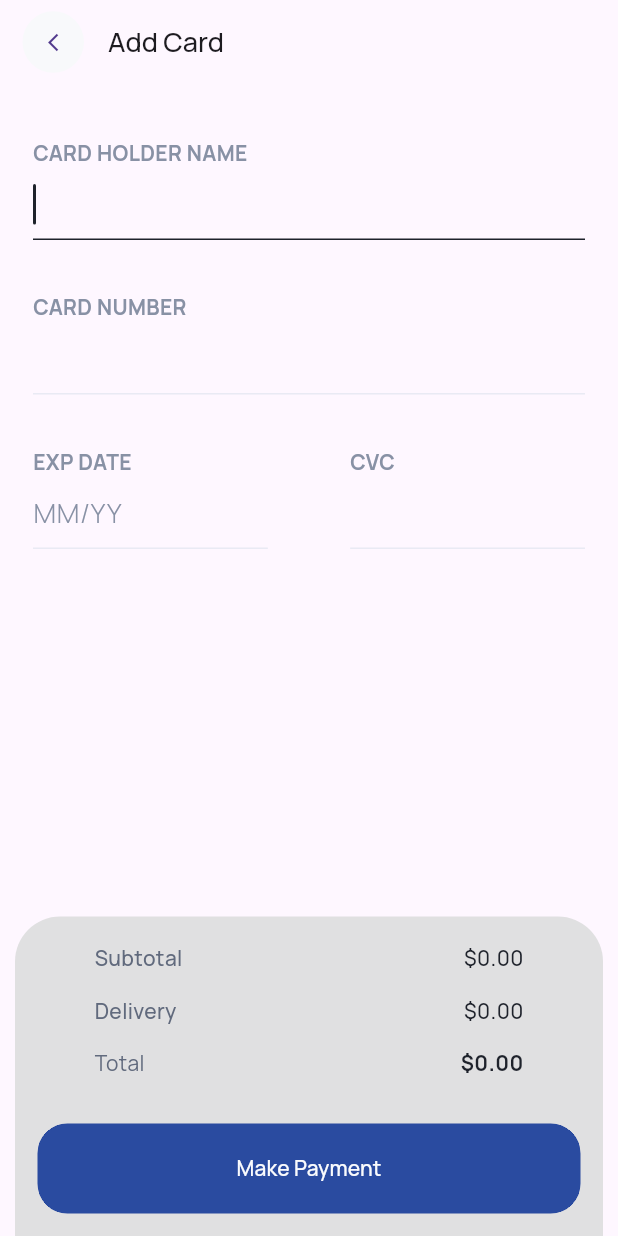
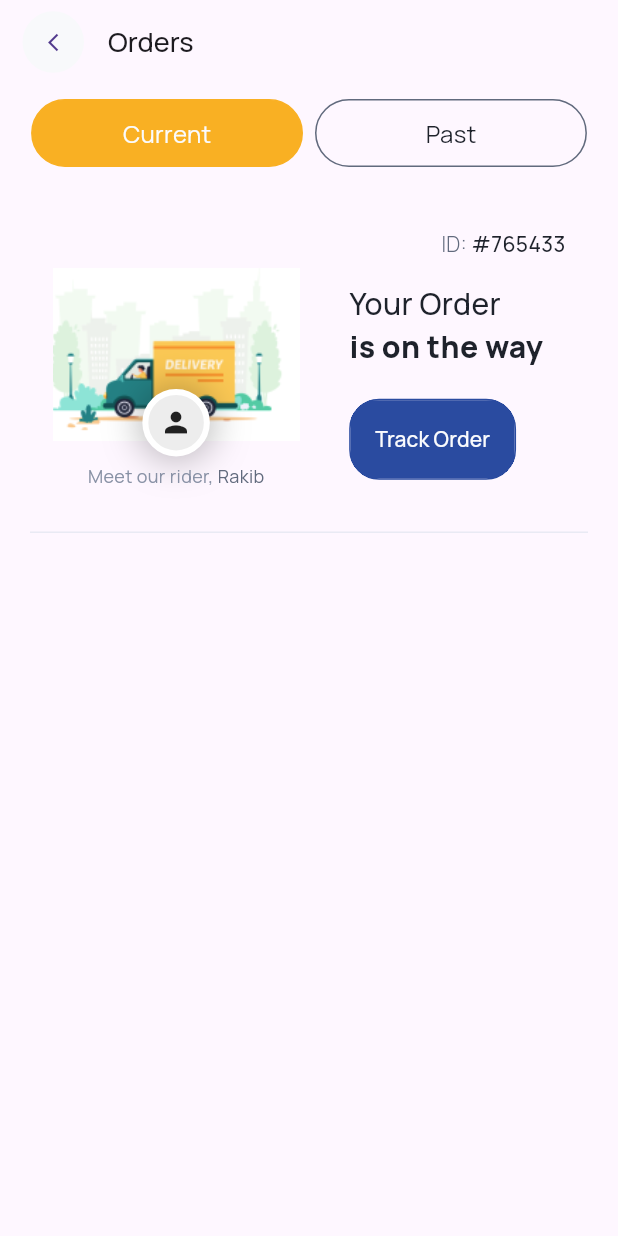
Before and after one commit to JazebJaved468/shop_app_flutter, a Flutter app: the screen it shows after launch, on a phone screen of 412 x 824 dp. Run offline on Flutter 3.47's test engine with Material 2 defaults, Android fonts, the phone set to English and light mode, and no system bars; our stand-ins replace flutter_svg, font_awesome_flutter, lottie, smooth_page_indicator; missing offline and left inert: dart:ffi, r_dotted_line_border.

Commit message:
Order Screen Done

```diff
--- a/lib/data/data.dart
+++ b/lib/data/data.dart
@@ -3375,6 +3375,32 @@ class PersonalInfo {
       'address': "Medical road, Halal lab, Sunamganj",
     },
   ];
+  static List orders = [
+    {
+      'type': 'Current',
+      'orders': [
+        {
+          'id': 765433,
+          'items': [
+            {
+              'shopIndex': 0,
+              'filterIndex': 0,
+              'productIndex': 4,
+              'name': "Bananas",
+              'price': 7.90,
+              'imgPath':
+                  'https://encrypted-tbn0.gstatic.com/images?q=tbn:ANd9GcTCGcMjfGiON-64zr0YZw0cjqags4xBLOE8zg&usqp=CAU',
+              'quantity': 2,
+            },
+          ],
+        },
+      ],
+    },
+    {
+      'type': 'Past',
+      'orders': [],
+    }
+  ];
 }
 
 class Selection {
@@ -3385,6 +3411,8 @@ class Selection {
   static int productIndex = 0;
   static int cartItemIndex = 0;
   static int addressIndex = 0;
+  static int orderFilter = 0;
+  static List? tempOrderFilterData = PersonalInfo.orders[0]['order'];
 }
 
 
--- a/lib/main.dart
+++ b/lib/main.dart
@@ -1,4 +1,5 @@
 import 'package:flutter/material.dart';
+import 'package:shopping_app/screens/orderScreen/order_screen.dart';
 import 'package:shopping_app/screens/paymentScreen/payment_screen.dart';
 import 'package:shopping_app/screens/addressScreen/address_screen.dart';
 import 'package:shopping_app/screens/cartScreen/cart_screen.dart';
@@ -26,7 +27,7 @@ class MyApp extends StatelessWidget {
         fontFamily: "Manrope",
         useMaterial3: true,
       ),
-      home: const PaymentScreen(),
+      home: const OrderScreen(),
     );
   }
 }
--- a/lib/screens/PaymentScreen/payment_screen.dart
+++ b/lib/screens/PaymentScreen/payment_screen.dart
@@ -1,6 +1,7 @@
 import 'package:flutter/material.dart';
 import 'package:lottie/lottie.dart';
 import 'package:shopping_app/constants/global_constants.dart';
+import 'package:shopping_app/screens/orderScreen/order_screen.dart';
 import 'package:shopping_app/screens/paymentScreen/constants/payment_screen_constants.dart';
 import 'package:shopping_app/screens/addressScreen/address_screen.dart';
 import 'package:shopping_app/widgets/custom_bill_sheet.dart';
@@ -290,7 +291,7 @@ class _PaymentScreenState extends State<PaymentScreen> {
               Future.delayed(Duration(seconds: 4), () {
                 Navigator.of(context).pushReplacement(
                   MaterialPageRoute(
-                      builder: (BuildContext context) => AddressScreen()),
+                      builder: (BuildContext context) => OrderScreen()),
                 );
               });
             },
--- /dev/null
+++ b/lib/screens/orderScreen/order_screen.dart
@@ -0,0 +1,419 @@
+import 'dart:ffi';
+
+import 'package:flutter/material.dart';
+import 'package:flutter_svg/svg.dart';
+import 'package:shopping_app/data/data.dart';
+import 'package:shopping_app/widgets/custom_main_button.dart';
+
+import '../../constants/global_constants.dart';
+import '../../widgets/custom_back_button.dart';
+import '../trackOrderScreen/track_order_screen.dart';
+
+class OrderScreen extends StatefulWidget {
+  const OrderScreen({super.key});
+
+  @override
+  State<OrderScreen> createState() => _OrderScreenState();
+}
+
+class _OrderScreenState extends State<OrderScreen> {
+  updateSelectedOrderFilterIndex(index) {
+    Selection.orderFilter = index;
+  }
+
+  updateTempListData() {
+    Selection.tempOrderFilterData =
+        PersonalInfo.orders[Selection.orderFilter]['order'];
+
+    setState(() {});
+  }
+
+  @override
+  Widget build(BuildContext context) {
+    // Media Queries
+    double mediaWidth = MediaQuery.of(context).size.width;
+    double mediaHeight = MediaQuery.of(context).size.height;
+
+    return Scaffold(
+      //title
+      appBar: AppBar(
+        leading: CustomBackButton(),
+        title: Text(
+          "Orders",
+          style: const TextStyle(
+            fontSize: 18,
+            fontWeight: FontWeight.w500,
+          ),
+        ),
+      ),
+
+      //body
+      body: Column(
+        children: [
+          //Filter
+          Container(
+            margin: EdgeInsets.only(
+              top: 10,
+              bottom: 20,
+            ),
+            child: Row(
+              mainAxisAlignment: MainAxisAlignment.center,
+              children: [
+                //Current
+                GestureDetector(
+                  onTap: () {
+                    updateSelectedOrderFilterIndex(0);
+                    updateTempListData();
+                  },
+                  child: Container(
+                    width: mediaWidth * 0.44,
+                    height: mediaHeight * 0.055,
+                    padding:
+                        const EdgeInsets.symmetric(vertical: 7, horizontal: 15),
+                    decoration: BoxDecoration(
+                      border: Border.all(
+                        color: Selection.orderFilter == 0
+                            ? const Color(0xffF9B023)
+                            : const Color(0xff616A7D),
+                      ),
+                      borderRadius: BorderRadius.circular(50),
+                      color: Selection.orderFilter == 0
+                          ? const Color(0xffF9B023)
+                          : Colors.transparent,
+                    ),
+                    child: Center(
+                      child: Text(
+                        // type,
+                        "Current",
+                        style: TextStyle(
+                            fontSize: 16,
+                            color: Selection.orderFilter == 0
+                                ? GlobalColors.primaryHeading
+                                : GlobalColors.secondaryBackground),
+                      ),
+                    ),
+                  ),
+                ),
+
+                //Gap
+                SizedBox(
+                  width: 8,
+                ),
+
+                // Past
+                GestureDetector(
+                  onTap: () {
+                    updateSelectedOrderFilterIndex(1);
+                    updateTempListData();
+                  },
+                  child: Container(
+                    width: mediaWidth * 0.44,
+                    height: mediaHeight * 0.055,
+                    padding:
+                        const EdgeInsets.symmetric(vertical: 7, horizontal: 15),
+                    decoration: BoxDecoration(
+                      border: Border.all(
+                          color: Selection.orderFilter == 1
+                              ? const Color(0xffF9B023)
+                              : const Color(0xff616A7D)),
+                      borderRadius: BorderRadius.circular(50),
+                      color: Selection.orderFilter == 1
+                          ? const Color(0xffF9B023)
+                          : Colors.transparent,
+                    ),
+                    child: Center(
+                      child: Text(
+                        // type,
+                        "Past",
+                        style: TextStyle(
+                          fontSize: 16,
+                          color: Selection.orderFilter == 1
+                              ? GlobalColors.primaryHeading
+                              : GlobalColors.secondaryBackground,
+                        ),
+                      ),
+                    ),
+                  ),
+                ),
+              ],
+            ),
+          ),
+
+          // Dynamic filter
+          // Container(
+          //   height: 70,
+          //   // color: Colors.red,
+          //   padding: EdgeInsets.symmetric(vertical: 15),
+          //   child: ListView.builder(
+          //     itemCount: PersonalInfo.orders.length,
+          //     scrollDirection: Axis.horizontal,
+          //     itemBuilder: (context, index) {
+          //       return Wrap(children: [
+          //         const SizedBox(
+          //           width: 10,
+          //         ),
+          //         GestureDetector(
+          //           onTap: () {
+          //             updateSelectedOrderFilterIndex(index);
+          //             updateTempListData();
+          //           },
+          //           child: Container(
+          //             width: mediaWidth * 0.45,
+          //             padding: const EdgeInsets.symmetric(
+          //                 vertical: 7, horizontal: 15),
+          //             decoration: BoxDecoration(
+          //               border: Border.all(
+          //                   color: index == Selection.orderFilter
+          //                       ? const Color(0xffF9B023)
+          //                       : const Color(0xff616A7D)),
+          //               borderRadius: BorderRadius.circular(50),
+          //               color: index == Selection.orderFilter
+          //                   ? const Color(0xffF9B023)
+          //                   : Colors.transparent,
+          //             ),
+          //             child: Center(
+          //               child: Text(
+          //                 // type,
+          //                 "${PersonalInfo.orders[index]['type']}",
+          //                 style: TextStyle(
+          //                     fontSize: 16,
+          //                     color: index == Selection.orderFilter
+          //                         ? GlobalColors.primaryHeading
+          //                         : GlobalColors.secondaryBackground),
+          //               ),
+          //             ),
+          //           ),
+          //         ),
+          //       ]);
+          //       // CustomFilterOption(
+          //       //   index: index,
+          //       //   selectedFilterIndex: Selection.filterIndex,
+          //       //   // ConstantTexts_ShopScreen.selectedFilterIndex
+          //       // );
+          //     },
+          //   ),
+          // ),
+
+          // show when Empty
+          Visibility(
+            visible:
+                PersonalInfo.orders[Selection.orderFilter]['orders'].isEmpty,
+            child: Container(
+              padding:
+                  EdgeInsets.only(left: 60, right: 60, top: mediaHeight * 0.24),
+              // color: Colors.yellow,
+              child: Column(
+                children: [
+                  //Empty Box Image
+                  SvgPicture.asset(
+                    'assets/icons/emptyBox.svg',
+                    // ignore: deprecated_member_use
+                    color: const Color(0xff8891A5),
+                    width: 60,
+                    height: 60,
+                  ),
+                  const SizedBox(
+                    height: 15,
+                  ),
+
+                  // Message
+                  Text(
+                    Selection.orderFilter == 0
+                        ? "Your Current Orders list is empty. Place an order now to see it here!"
+                        : "Your Past Orders history is empty. Start ordering now to track your past purchases!",
+                    style: TextStyle(
+                      color: Color.fromARGB(255, 100, 107, 121),
+                    ),
+                  ),
+                ],
+              ),
+            ),
+          ),
+          // Orders List
+          Visibility(
+            visible:
+                PersonalInfo.orders[Selection.orderFilter]['orders'].isNotEmpty,
+            child: Expanded(
+              child: ListView.builder(
+                itemCount:
+                    PersonalInfo.orders[Selection.orderFilter]['orders'].length,
+                itemBuilder: (context, index) {
+                  return Container(
+                    padding: EdgeInsets.only(
+                      top: 15,
+                      left: 15,
+                      right: 15,
+                      bottom: 28,
+                    ),
+                    margin: EdgeInsets.symmetric(horizontal: 20),
+                    decoration: BoxDecoration(
+                      // color: Colors.red,
+                      border: Border(
+                        bottom: BorderSide(
+                          color: Color(0xffE9EAF4),
+                        ),
+                      ),
+                    ),
+                    child: Row(
+                      mainAxisAlignment: MainAxisAlignment.spaceBetween,
+                      crossAxisAlignment: CrossAxisAlignment.center,
+                      children: [
+                        Container(
+                          width: mediaWidth * 0.4,
+                          // color: Colors.green,
+                          child: Stack(
+                            alignment: Alignment.center,
+                            children: [
+                              Container(
+                                // color: Colors.green,
+                                height: 180,
+                              ),
+                              Image(
+                                image: AssetImage("assets/images/truck.png"),
+                                height: 150,
+                                colorBlendMode: BlendMode.difference,
+                              ),
+                              Positioned(
+                                bottom: 0,
+                                child: Container(
+                                  child: Column(
+                                    children: [
+                                      Container(
+                                        width: 45,
+                                        height: 45,
+                                        decoration: BoxDecoration(
+                                          boxShadow: [
+                                            BoxShadow(
+                                                color:
+                                                    Color.fromARGB(68, 0, 0, 0),
+                                                blurRadius: 20,
+                                                spreadRadius: 3,
+                                                blurStyle: BlurStyle.normal),
+                                          ],
+                                          color: Color(0xffEDEDED),
+                                          borderRadius:
+                                              BorderRadius.circular(50),
+                                          border: Border.all(
+                                            color: Color(0xffFFFFFF),
+                                            width: 4,
+                                          ),
+                                        ),
+                                        child: Icon(
+                                          Icons.person,
+                                          size: 22,
+                                        ),
+                                      ),
+                                      SizedBox(
+                                        height: 5,
+                                      ),
+                                      Wrap(
+                                        children: [
+                                          Text(
+                                            "Meet our rider, ",
+                                            style: TextStyle(
+                                              color: Color(0xff8891A5),
+                                              fontSize: 12,
+                                              fontWeight: FontWeight.w400,
+                                            ),
+                                          ),
+                                          Text(
+                                            "Rakib",
+                                            style: TextStyle(
+                                              color: Color(0xff616A7D),
+                                              fontSize: 12,
+                                              fontWeight: FontWeight.w400,
+                                            ),
+                                          )
+                                        ],
+                                      ),
+                                    ],
+                                  ),
+                                ),
+                              ),
+                            ],
+                          ),
+                        ),
+                        SizedBox(
+                          width: 11,
+                        ),
+                        Container(
+                          // color: Colors.yellow,
+                          width: mediaWidth * 0.35,
+                          child: Column(
+                            crossAxisAlignment: CrossAxisAlignment.start,
+                            children: [
+                              Align(
+                                alignment: Alignment.centerRight,
+                                child: Wrap(
+                                  children: [
+                                    Text(
+                                      "ID: ",
+                                      style: TextStyle(
+                                        fontSize: 14,
+                                        color: Color(0xff616A7D),
+                                        fontWeight: FontWeight.w300,
+                                      ),
+                                    ),
+                                    Text(
+                                      "#${PersonalInfo.orders[Selection.orderFilter]['orders'][index]['id']}",
+                                      style: TextStyle(
+                                        fontSize: 14,
+                                        color: GlobalColors.secondaryBackground,
+                                        fontWeight: FontWeight.w500,
+                                      ),
+                                    )
+                                  ],
+                                ),
+                              ),
+                              SizedBox(
+                                height: 15,
+                              ),
+                              Text(
+                                "Your Order ",
+                                style: TextStyle(
+                                  fontSize: 20,
+                                  color: GlobalColors.secondaryBackground,
+                                  fontWeight: FontWeight.w500,
+                                ),
+                              ),
+                              Text(
+                                "is on the way",
+                                style: TextStyle(
+                                  fontSize: 20,
+                                  color: GlobalColors.secondaryBackground,
+                                  fontWeight: FontWeight.w900,
+                                ),
+                              ),
+                              SizedBox(
+                                height: 20,
+                              ),
+                              CustomMainButton(
+                                text: 'Track Order',
+                                backgroundColor: GlobalColors.primaryBackground,
+                                textColor: GlobalColors.primaryHeading,
+                                width: mediaWidth * 0.27,
+                                height: 54,
+                                onPressed: () {
+                                  Navigator.push(
+                                    context,
+                                    MaterialPageRoute(
+                                        builder: (context) =>
+                                            const TrackOrderScreen()),
+                                  );
+                                },
+                              )
+                            ],
+                          ),
+                        ),
+                      ],
+                    ),
+                  );
+                },
+              ),
+            ),
+          ),
+        ],
+      ),
+    );
+  }
+}
--- /dev/null
+++ b/lib/screens/trackOrderScreen/track_order_screen.dart
@@ -0,0 +1,33 @@
+import 'package:flutter/material.dart';
+
+import '../../widgets/custom_back_button.dart';
+
+class TrackOrderScreen extends StatefulWidget {
+  const TrackOrderScreen({super.key});
+
+  @override
+  State<TrackOrderScreen> createState() => _TrackOrderScreenState();
+}
+
+class _TrackOrderScreenState extends State<TrackOrderScreen> {
+  @override
+  Widget build(BuildContext context) {
+    // Media Queries
+    var mediaWidth = MediaQuery.of(context).size.width;
+    var mediaHeight = MediaQuery.of(context).size.height;
+
+    return Scaffold(
+      //title
+      appBar: AppBar(
+        leading: CustomBackButton(),
+        title: Text(
+          "Track Order",
+          style: const TextStyle(
+            fontSize: 18,
+            fontWeight: FontWeight.w500,
+          ),
+        ),
+      ),
+    );
+  }
+}
```
Also changed, not shown: lib/screens/shopScreen/shop_items_screen.dart (+0 -7 lines), assets/images/truck.png (added).
